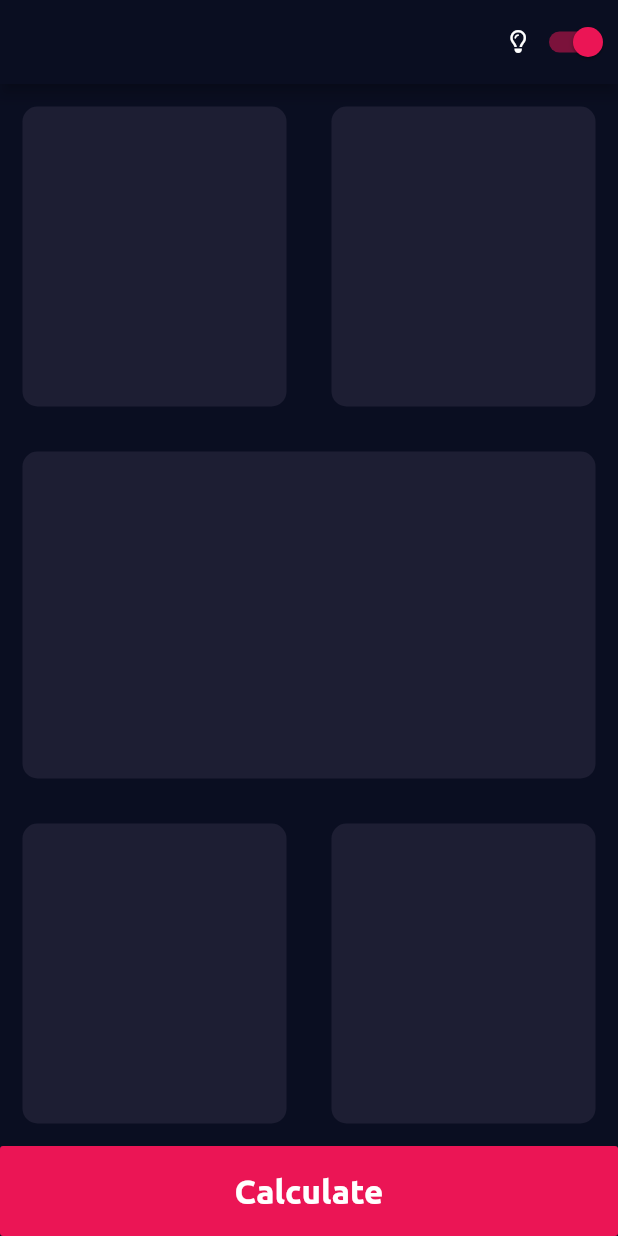
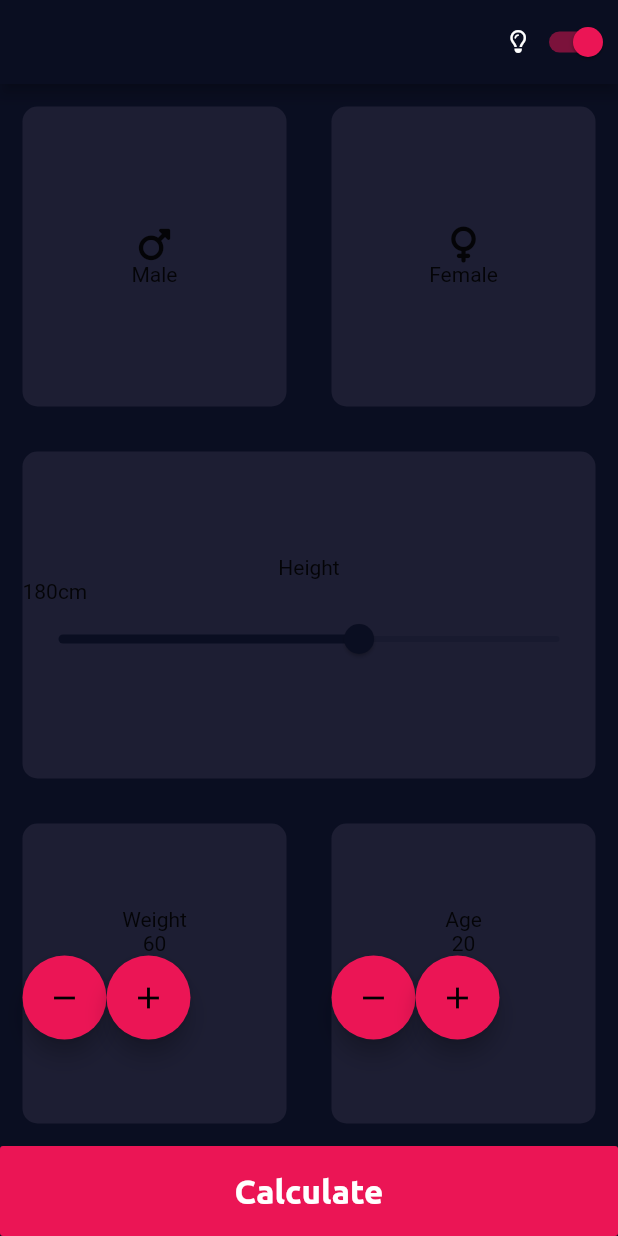
Before and after one commit to noorfatima15/BMI-Calculator, a Flutter app: the HomeScreen screen opened directly, on a phone screen of 412 x 824 dp. Run offline on Flutter 3.47's test engine with Material 2 defaults, Android fonts, the phone set to English and light mode, and no system bars; our stand-ins replace font_awesome_flutter; project files that could hold a hidden picture were left out.

Commit message:
-unnecessary fonts has been deleted. -basic layout of ui has been created.

```diff
--- a/lib/app_screen.dart
+++ b/lib/app_screen.dart
@@ -9,7 +9,7 @@ class AppScreen extends StatelessWidget {
   @override
   Widget build(BuildContext context) {
     return MaterialApp(
-      home: SplashScreen(),
+      home: const SplashScreen(),
       debugShowCheckedModeBanner: false,
       theme: AppTheme.lightTheme,
     );
--- a/lib/core/widgets/custom_card.dart
+++ b/lib/core/widgets/custom_card.dart
@@ -2,7 +2,8 @@ import 'package:bmi_calculator/constants/colors.dart';
 import 'package:flutter/material.dart';
 
 class CustomCard extends StatelessWidget {
-  const CustomCard({Key? key}) : super(key: key);
+  final Widget child;
+  const CustomCard({Key? key, required this.child}) : super(key: key);
 
   @override
   Widget build(BuildContext context) {
@@ -14,6 +15,7 @@ class CustomCard extends StatelessWidget {
         color: ColorPalette.activeCardColor,
         borderRadius: BorderRadius.circular(10.0),
       ),
+      child: child,
     ));
   }
 }
--- a/lib/presentation/screens/home_screen.dart
+++ b/lib/presentation/screens/home_screen.dart
@@ -25,15 +25,84 @@ class HomeScreen extends StatelessWidget {
         children: [
           Row(
             children: [
-              CustomCard(),
-              CustomCard(),
+              CustomCard(
+                child: Column(
+                  mainAxisAlignment: MainAxisAlignment.center,
+                  children: [
+                    Icon(FontAwesomeIcons.mars),
+                    Text('Male'),
+                  ],
+                ),
+              ),
+              CustomCard(
+                  child: Column(
+                mainAxisAlignment: MainAxisAlignment.center,
+                children: [Icon(FontAwesomeIcons.venus), Text('Female')],
+              )),
             ],
           ),
-          CustomCard(),
+          CustomCard(
+            child: Column(
+              mainAxisAlignment: MainAxisAlignment.center,
+              children: [
+                Text('Height'),
+                Row(
+                  children: [
+                    Text('180'),
+                    Text('cm'),
+                  ],
+                ),
+                Slider(
+                  value: 180,
+                  min: 120,
+                  max: 220,
+                  onChanged: (value) {},
+                )
+              ],
+            ),
+          ),
           Row(
             children: [
-              CustomCard(),
-              CustomCard(),
+              CustomCard(
+                  child: Column(
+                mainAxisAlignment: MainAxisAlignment.center,
+                children: [
+                  Text('Weight'),
+                  Text('60'),
+                  Row(
+                    children: [
+                      FloatingActionButton(
+                        onPressed: () {},
+                        child: const Icon(Icons.remove),
+                      ),
+                      FloatingActionButton(
+                        onPressed: () {},
+                        child: const Icon(Icons.add),
+                      ),
+                    ],
+                  )
+                ],
+              )),
+              CustomCard(
+                  child: Column(
+                mainAxisAlignment: MainAxisAlignment.center,
+                children: [
+                  Text('Age'),
+                  Text('20'),
+                  Row(
+                    children: [
+                      FloatingActionButton(
+                        onPressed: () {},
+                        child: const Icon(Icons.remove),
+                      ),
+                      FloatingActionButton(
+                        onPressed: () {},
+                        child: const Icon(Icons.add),
+                      ),
+                    ],
+                  )
+                ],
+              )),
             ],
           ),
           PrimaryButton(),
--- a/pubspec.yaml
+++ b/pubspec.yaml
@@ -89,11 +89,7 @@ flutter:
           weight: 400
         - asset: assets/fonts/Ubuntu-Light.ttf
           weight: 300
-          style: italic
-        - asset: assets/fonts/Ubuntu-LightItalic.ttf
-          weight: 300
-        - asset: assets/fonts/Ubuntu-MediumItalic.ttf
-          weight: 500
+
 
   #         style: italic
   #   - family: Trajan Pro
```
Also changed, not shown: assets/fonts/Ubuntu-BoldItalic.ttf (deleted), assets/fonts/Ubuntu-Italic.ttf (deleted), assets/fonts/Ubuntu-LightItalic.ttf (deleted), assets/fonts/Ubuntu-MediumItalic.ttf (deleted).
